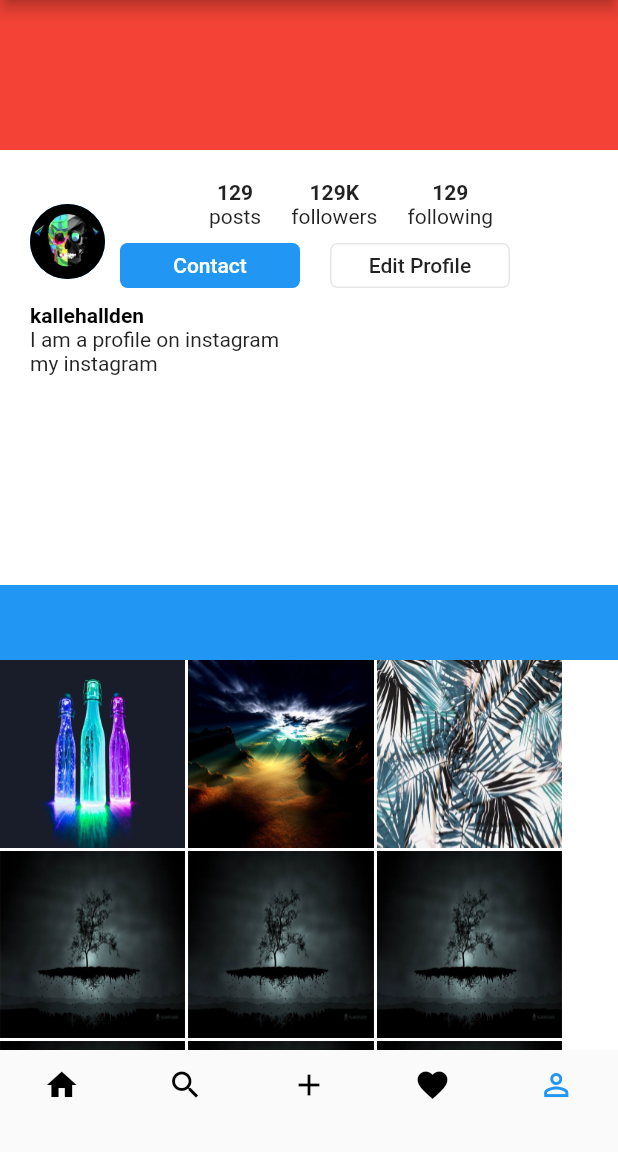
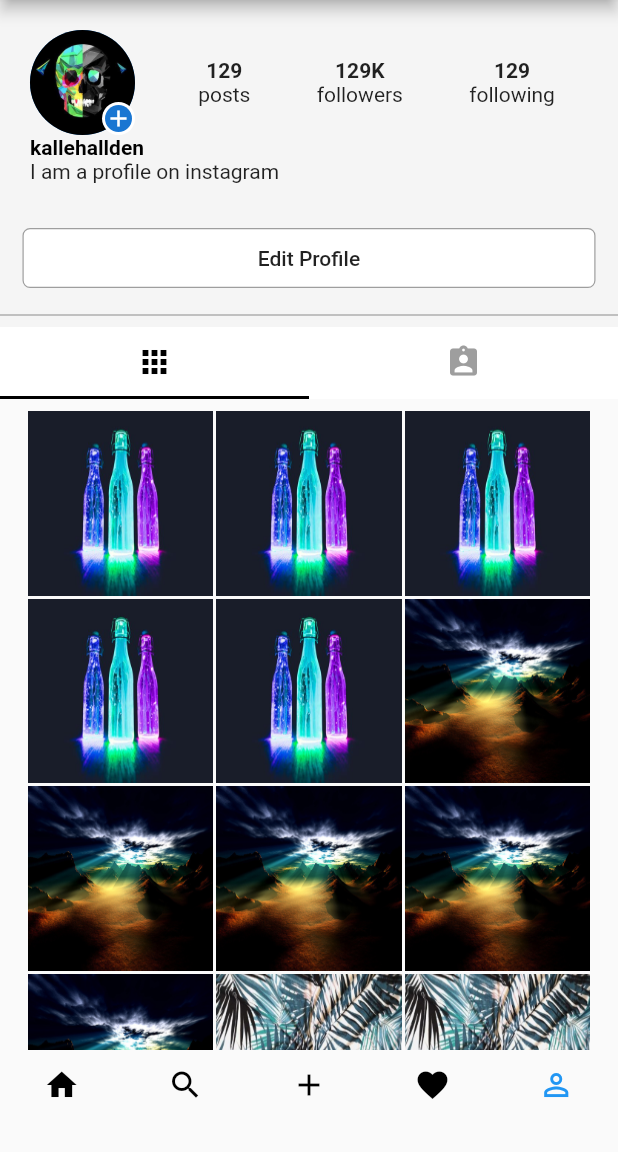
Before and after one commit to sneakstarberry/flutter_season2, a Flutter app: the screen it shows after launch, item 5 of the bottom bar chosen, on a phone screen of 412 x 824 dp, the part 84-1236 px from its top. Run offline on Flutter 3.47's test engine with Material 2 defaults, Android fonts, the light colour scheme and no system bars; Roboto replaces fonts that are missing (Gotham).

Commit message:
profile half

```diff
--- a/lib/pages/home.dart
+++ b/lib/pages/home.dart
@@ -25,7 +25,7 @@ class _HomePageState extends State<HomePage> {
       3: GetComments(),
     };
     return AnimatedSwitcher(
-      duration: Duration(milliseconds: 300),
+      duration: Duration(milliseconds: 5000),
       transitionBuilder: (child, animation) {
         return SlideTransition(
           position:
--- a/lib/pages/profile.dart
+++ b/lib/pages/profile.dart
@@ -1,7 +1,6 @@
 import 'package:flutter/material.dart';
 import 'package:instagram2/models/global.dart';
 import 'package:instagram2/models/post.dart';
-import 'package:url_launcher/url_launcher.dart';
 
 class ProfilePage extends StatefulWidget {
   @override
@@ -11,73 +10,96 @@ class ProfilePage extends StatefulWidget {
 class _ProfilePageState extends State<ProfilePage> {
   @override
   Widget build(BuildContext context) {
-    return Container(
-      color: Colors.white,
+    List<Tab> _tabs = [
+      Tab(icon: Icon(Icons.apps)),
+      Tab(icon: Icon(Icons.assignment_ind)),
+    ];
+    return DefaultTabController(
+      length: _tabs.length,
+      child: NestedScrollView(
+        headerSliverBuilder: (BuildContext context, bool innerBoxIsScrolled) {
+          return <Widget>[
+            SliverList(
+              delegate: SliverChildListDelegate(
+                [
+                  Container(
+                    color: Colors.grey[100],
                     child: Column(
                       children: <Widget>[
                         Container(
-            height: 100,
-            color: Colors.red,
-          ),
-          Container(
-            constraints: BoxConstraints.expand(
-                height: MediaQuery.of(context).size.height - 168),
-            child: ListView(
-              padding: EdgeInsets.zero,
-              children: <Widget>[
-                Container(
                           margin: EdgeInsets.all(20),
-                  height: 250,
                           child: Column(
                             children: <Widget>[
                               Row(
                                 children: <Widget>[
+                                  Stack(children: [
                                     Container(
-                            height: 50,
-                            width: 50,
+                                      height: 70,
+                                      width: 70,
                                       child: CircleAvatar(
                                         backgroundImage: user.profilePicture,
                                       ),
                                     ),
-                          Column(
-                            children: <Widget>[
-                              Row(
+                                    Positioned(
+                                      bottom: 0,
+                                      right: 0,
+                                      child: Container(
+                                        height: 22,
+                                        width: 22,
+                                        child: CircleAvatar(
+                                          radius: 10,
+                                          backgroundColor: Colors.white,
+                                          child: CircleAvatar(
+                                            radius: 9,
+                                            child: Icon(Icons.add, size: 18),
+                                          ),
+                                        ),
+                                      ),
+                                    ),
+                                  ]),
+                                  SizedBox(
+                                    width: 20,
+                                  ),
+                                  Flexible(
+                                    flex: 1,
+                                    child: Row(
+                                      mainAxisAlignment:
+                                          MainAxisAlignment.spaceAround,
                                       children: <Widget>[
                                         Container(
-                                    margin:
-                                        EdgeInsets.only(left: 68, right: 20),
                                           child: Column(
                                             children: <Widget>[
                                               Text(
                                                 '129',
                                                 style: TextStyle(
-                                              fontWeight: FontWeight.bold),
+                                                    fontWeight:
+                                                        FontWeight.bold),
                                               ),
                                               Text('posts')
                                             ],
                                           ),
                                         ),
                                         Container(
-                                    margin: EdgeInsets.only(right: 20),
                                           child: Column(
                                             children: <Widget>[
                                               Text(
                                                 '129K',
                                                 style: TextStyle(
-                                              fontWeight: FontWeight.bold),
+                                                    fontWeight:
+                                                        FontWeight.bold),
                                               ),
                                               Text('followers')
                                             ],
                                           ),
                                         ),
                                         Container(
-                                    margin: EdgeInsets.only(right: 20),
                                           child: Column(
                                             children: <Widget>[
                                               Text(
                                                 '129',
                                                 style: TextStyle(
-                                              fontWeight: FontWeight.bold),
+                                                    fontWeight:
+                                                        FontWeight.bold),
                                               ),
                                               Text('following')
                                             ],
@@ -85,81 +107,121 @@ class _ProfilePageState extends State<ProfilePage> {
                                         ),
                                       ],
                                     ),
-                              Row(
-                                children: <Widget>[
-                                  Container(
-                                    decoration: BoxDecoration(
-                                      borderRadius:
-                                          BorderRadius.all(Radius.circular(5)),
-                                      color: Colors.blue,
                                   ),
-                                    margin: EdgeInsets.all(10),
-                                    width: 120,
-                                    height: 30,
-                                    child: FlatButton(
-                                      child: Text(
-                                        'Contact',
-                                        style: TextStyle(color: Colors.white),
-                                      ),
-                                      onPressed: () {},
-                                    ),
-                                  ),
-                                  Container(
-                                    margin: EdgeInsets.all(10),
-                                    height: 30,
-                                    width: 120,
-                                    decoration: BoxDecoration(
-                                        borderRadius: BorderRadius.all(
-                                            Radius.circular(5)),
-                                        border: Border.all(
-                                            width: 1,
-                                            color: Color(0xFFE7E7E7))),
-                                    child: FlatButton(
-                                      child: Text('Edit Profile'),
-                                      onPressed: () {},
-                                    ),
-                                  ),
-                                ],
-                              )
-                            ],
-                          )
                                 ],
                               ),
                               Row(
-                        mainAxisAlignment: MainAxisAlignment.spaceBetween,
+                                mainAxisAlignment:
+                                    MainAxisAlignment.spaceBetween,
                                 children: <Widget>[
                                   Column(
-                            crossAxisAlignment: CrossAxisAlignment.start,
+                                    crossAxisAlignment:
+                                        CrossAxisAlignment.start,
                                     children: <Widget>[
                                       Text(
                                         user.username,
                                         style: textStyleBold,
                                       ),
                                       Text("I am a profile on instagram"),
-                              InkWell(
-                                  child: new Text('my instagram'),
-                                  onTap: () => launch(
-                                      'https://www.instagram.com/kallehallden/')),
                                     ],
                                   ),
-                          Container()
                                 ],
                               )
                             ],
                           ),
-                  color: Colors.white,
                         ),
                         Container(
-                  height: 50,
-                  color: Colors.blue,
+                          height: 60,
+                          width: double.infinity,
+                          child: Container(
+                            margin: EdgeInsets.symmetric(
+                                vertical: 10, horizontal: 15),
+                            decoration: BoxDecoration(
+                                border:
+                                    Border.all(color: Colors.grey, width: 0.8),
+                                borderRadius: BorderRadius.circular(5),
+                                color: Colors.white),
+                            child: FlatButton(
+                              onPressed: () => {},
+                              child: Text("Edit Profile"),
                             ),
-                Column(
-                  children: getPosts(),
-                )
+                          ),
+                        ),
+                        Divider(thickness: 0.8, color: Colors.grey),
                       ],
+                    ),
+                  ),
+                ],
+              ),
+            ),
+            SliverOverlapAbsorber(
+              handle: NestedScrollView.sliverOverlapAbsorberHandleFor(context),
+              sliver: SliverPersistentHeader(
+                pinned: true,
+                delegate: _SliverAppBarDelegate(
+                  TabBar(
+                    tabs: _tabs,
+                    unselectedLabelColor: Colors.grey,
+                    labelColor: Colors.black,
+                    indicatorColor: Colors.black,
+                  ),
+                ),
+              ),
+            ),
+          ];
+        },
+        body: SafeArea(
+          child: TabBarView(children: [
+            Builder(
+              builder: (context) {
+                return CustomScrollView(
+                  slivers: [
+                    SliverOverlapInjector(
+                      handle: NestedScrollView.sliverOverlapAbsorberHandleFor(
+                          context),
+                    ),
+                    SliverPadding(
+                      padding: const EdgeInsets.all(8.0),
+                      sliver: SliverFixedExtentList(
+                        itemExtent: 125,
+                        delegate: SliverChildBuilderDelegate(
+                          (context, index) {
+                            return getPosts()[index];
+                          },
+                          childCount: getPosts().length,
+                        ),
                       ),
                     )
                   ],
+                );
+              },
+            ),
+            Builder(
+              builder: (context) {
+                return CustomScrollView(
+                  slivers: [
+                    SliverOverlapInjector(
+                      handle: NestedScrollView.sliverOverlapAbsorberHandleFor(
+                          context),
+                    ),
+                    SliverPadding(
+                      padding: const EdgeInsets.all(8.0),
+                      sliver: SliverFixedExtentList(
+                        itemExtent: 125,
+                        delegate: SliverChildBuilderDelegate(
+                          (context, index) {
+                            return getPosts()[index];
+                          },
+                          childCount: getPosts().length,
+                        ),
+                      ),
+                    )
+                  ],
+                );
+              },
+            ),
+          ]),
+        ),
       ),
     );
   }
@@ -169,6 +231,7 @@ class _ProfilePageState extends State<ProfilePage> {
     List<Widget> posts = [];
     int counter = 0;
     for (Post post in userPosts) {
+      for (int i = 0; i < 5; i++) {
         double marginLeft = 2;
         if (counter == 3) {
           marginLeft = 0;
@@ -180,6 +243,7 @@ class _ProfilePageState extends State<ProfilePage> {
           postRows.add(
             Container(
               child: Row(
+                mainAxisAlignment: MainAxisAlignment.center,
                 children: posts,
               ),
             ),
@@ -188,6 +252,7 @@ class _ProfilePageState extends State<ProfilePage> {
           counter = 0;
         } else {
           counter++;
+        }
       }
     }
     if (posts.length > 0) {
@@ -212,3 +277,28 @@ class _ProfilePageState extends State<ProfilePage> {
     );
   }
 }
+
+class _SliverAppBarDelegate extends SliverPersistentHeaderDelegate {
+  _SliverAppBarDelegate(this._tabBar);
+
+  final TabBar _tabBar;
+
+  @override
+  double get minExtent => _tabBar.preferredSize.height;
+  @override
+  double get maxExtent => _tabBar.preferredSize.height;
+
+  @override
+  Widget build(
+      BuildContext context, double shrinkOffset, bool overlapsContent) {
+    return new Container(
+      color: Colors.white, // ADD THE COLOR YOU WANT AS BACKGROUND.
+      child: _tabBar,
+    );
+  }
+
+  @override
+  bool shouldRebuild(_SliverAppBarDelegate oldDelegate) {
+    return false;
+  }
+}
```
Lines whose indentation alone changed are shown as unchanged.
